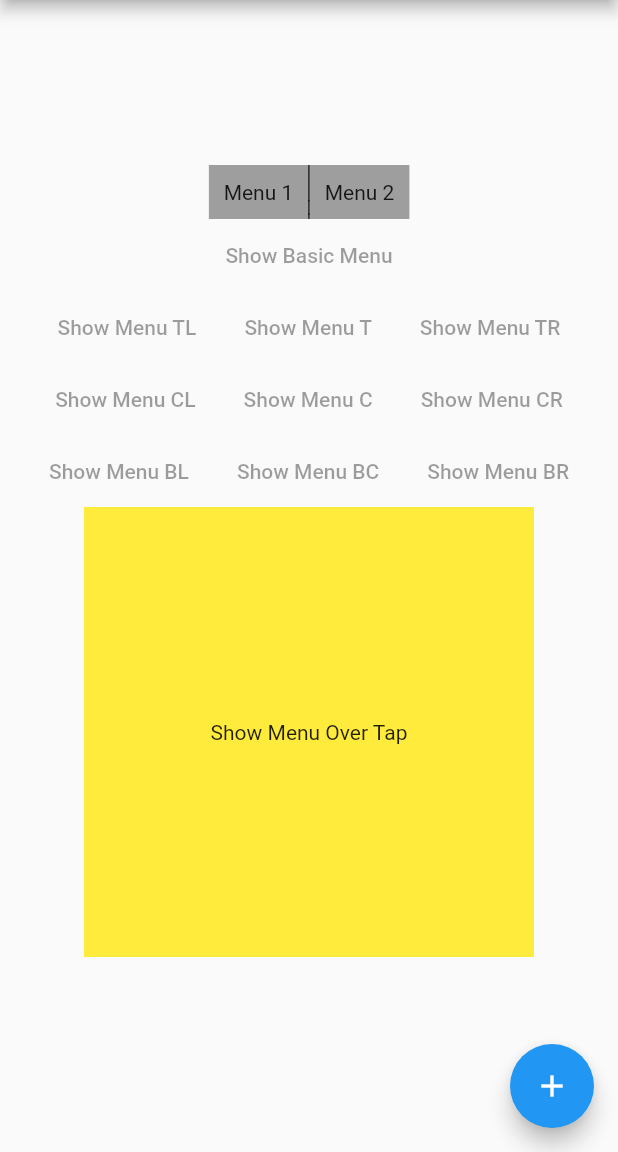
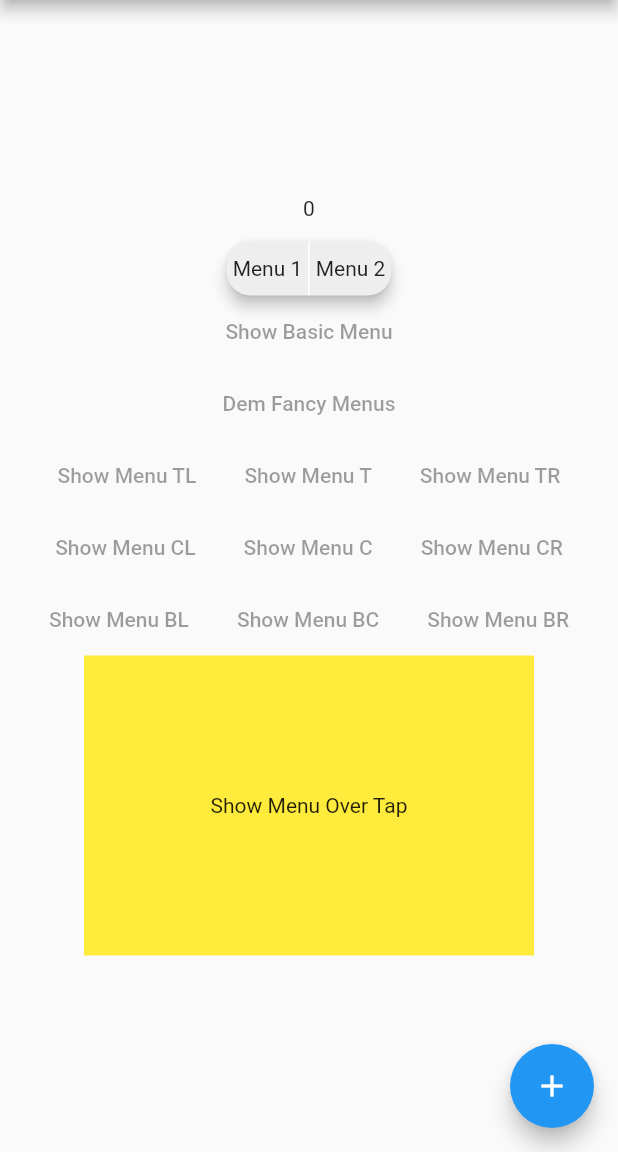
Before and after one commit to knyghtryda/flutter_anywhere_menus, a Flutter app: the screen it shows after launch, after a tap on "Show Basic Menu", on a phone screen of 412 x 824 dp, the part 84-1236 px from its top. Run offline on Flutter 3.47's test engine with Material 2 defaults, Android fonts, the phone set to English and light mode, and no system bars.

Commit message:
lots of bugfixes for colors and layering issues

```diff
--- a/example/lib/main.dart
+++ b/example/lib/main.dart
@@ -1,3 +1,5 @@
+import 'dart:ui';
+
 import 'package:flutter/material.dart';
 import 'package:flutter_anywhere_menus/fam.dart';
 
@@ -88,11 +90,46 @@ class _MyHomePageState extends State<MyHomePage> {
             Text(
               _counter.toString(),
             ),
+            Material(
+                borderRadius: BorderRadius.circular(16),
+                clipBehavior: Clip.antiAlias,
+                child: InkWell(
+                  hoverColor: Colors.yellow,
+                  onTap: () {},
+                  child: Container(
+                      constraints: BoxConstraints(maxHeight: 50),
+                      child: ListView(
+                        scrollDirection: Axis.horizontal,
+                        shrinkWrap: true,
+                        children: [
+                          Icon(Icons.access_alarms),
+                          Icon(Icons.account_circle)
+                        ],
+                      )),
+                )),
             Menu(
               child: MaterialButton(
                 child: Text('Show Basic Menu'),
               ),
               menuBar: MenuBar(),
+            ),
+            Menu(
+              child: MaterialButton(
+                child: Text('Dem Fancy Menus'),
+              ),
+              menuBar: MenuBar(
+                itemPadding: EdgeInsets.symmetric(horizontal: 15, vertical: 4),
+                menuItems: [
+                  MenuItem(
+                    child: Icon(Icons.color_lens, color: Colors.grey[600]),
+                    onTap: () => _incrementCounter(),
+                  ),
+                  MenuItem(
+                      child: Icon(Icons.colorize, color: Colors.grey[600])),
+                  MenuItem(
+                      child: Icon(Icons.content_copy, color: Colors.grey[600])),
+                ],
+              ),
             ),
             Column(
               mainAxisSize: MainAxisSize.min,
@@ -189,7 +226,7 @@ class _MyHomePageState extends State<MyHomePage> {
                   tapType: TapType.tap,
                   child: Container(
                     width: 300,
-                    height: 300,
+                    height: 200,
                     color: Colors.yellow,
                     child: Center(child: Text('Show Menu Over Tap')),
                   ),
--- a/lib/src/menu.dart
+++ b/lib/src/menu.dart
@@ -1,5 +1,6 @@
 import 'package:after_layout/after_layout.dart';
 import 'package:flutter/material.dart';
+import 'package:flutter/rendering.dart';
 
 import 'enums.dart';
 
@@ -158,8 +159,8 @@ class _MenuState extends State<Menu> {
       globalOffset = tapOffset;
       _childAlignmentOnMenu = MenuAlignment.center;
     } else {
-      final rect = findGlobalRect(key,
-          childAlignBy: widget.menuAlignmentOnChild);
+      final rect =
+          findGlobalRect(key, childAlignBy: widget.menuAlignmentOnChild);
       globalOffset = Offset(rect.left, rect.top);
       _childAlignmentOnMenu = (widget.position == MenuPosition.inside
           ? widget.menuAlignmentOnChild
@@ -168,7 +169,7 @@ class _MenuState extends State<Menu> {
     itemEntry = OverlayEntry(
       builder: (BuildContext context) => GestureDetector(
         behavior: HitTestBehavior.translucent,
-        onTapDown: (details) {
+        onTapUp: (details) {
           dismiss();
         },
         child: _MenuWidget(
@@ -210,7 +211,8 @@ class _MenuWidget extends StatefulWidget {
   _MenuWidgetState createState() => _MenuWidgetState();
 }
 
-class _MenuWidgetState extends State<_MenuWidget> with AfterLayoutMixin<_MenuWidget> {
+class _MenuWidgetState extends State<_MenuWidget>
+    with AfterLayoutMixin<_MenuWidget> {
   Offset _offset = Offset.zero;
   final GlobalKey menuKey = GlobalKey();
   bool showMenu = false;
@@ -267,12 +269,16 @@ class _MenuWidgetState extends State<_MenuWidget> with AfterLayoutMixin<_MenuWid
   @override
   Widget build(BuildContext context) {
     final size = MediaQuery.of(context).size;
+    //Opacity makes the widget invisible until it is rendered and moved into position
     return Opacity(
       opacity: showMenu ? 1.0 : 0,
+      //This padding is what shifts the menu on global coordinates, with 0,0 in the upper left
       child: Padding(
         padding: EdgeInsets.only(
+            //Clamp is necessary to prevent a negative padding
             left: _offset.dx.clamp(0, size.width - _size.width).toDouble(),
             top: _offset.dy.clamp(0, size.height - _size.height).toDouble()),
+        //Uncertain function for FittedBox, but it is necessary for things to work
         child: FittedBox(
           fit: BoxFit.none,
           alignment: Alignment.topLeft,
--- a/lib/src/menu_bar.dart
+++ b/lib/src/menu_bar.dart
@@ -12,17 +12,29 @@ List<T> addDividers<T>(List<T> items, T divider) {
 
 class MenuBar {
   final List<MenuItem> menuItems;
+
   ///The thickness of the MenuBar.
-  final double thickness;
-  final BoxDecoration decoration;
+  final double maxThickness;
   final Widget _divider;
+  final EdgeInsets itemPadding;
+  final bool drawDivider;
+  final Color backgroundColor;
+  final double elevation;
+  final BorderRadiusGeometry borderRadius;
 
-  MenuBar({this.menuItems, this.thickness = 36, this.decoration, Widget divider})
-      : _divider = divider ??
-            Container(
-              width: 1,
-              color: Colors.black,
-            );
+  MenuBar({
+    this.menuItems,
+    this.maxThickness = 36,
+    Widget dividerWidget,
+    this.itemPadding = const EdgeInsets.all(4),
+    this.drawDivider = true,
+    Color backgroundColor,
+    this.elevation = 4,
+    BorderRadiusGeometry borderRadius,
+  })  : this.backgroundColor = backgroundColor ?? Colors.grey[200],
+        this._divider =
+            dividerWidget ?? Container(width: 1, color: Colors.white),
+        this.borderRadius = borderRadius ?? BorderRadius.circular(16);
 }
 
 class _MenuBar extends StatefulWidget {
@@ -30,7 +42,8 @@ class _MenuBar extends StatefulWidget {
   final MenuBar menuBar;
   final Function dismiss;
 
-  _MenuBar({Key key, this.dismiss, this.menuBar, this.menuKey}) : super(key: key);
+  _MenuBar({Key key, this.dismiss, this.menuBar, this.menuKey})
+      : super(key: key);
 
   @override
   _MenuBarState createState() => _MenuBarState();
@@ -44,22 +57,40 @@ class _MenuBarState extends State<_MenuBar> {
     final widgetItems = menuItems
         .map((item) => _MenuItem(
               menuItem: item,
+              itemPadding: widget.menuBar.itemPadding,
               dismiss: widget.dismiss,
             ))
         .toList();
-
-    return ClipRRect(
-      child: Container(
-        decoration: widget.menuBar.decoration,
-        height: widget.menuBar.thickness,
+    // Container sets the thickness of the menu.
+    // TODO: modify this to allow for vertical menus
+    return Container(
+      constraints: BoxConstraints(maxHeight: widget.menuBar.maxThickness),
+      // height: widget.menuBar.thickness,
       alignment: Alignment.topLeft,
       width: MediaQuery.of(context).size.width,
-        child: ListView(
+      //Current location of the the menu decoration.  Material should probably exist here
+      child: Material(
+        color: widget.menuBar.backgroundColor,
+        elevation: widget.menuBar.elevation,
+        borderRadius: widget.menuBar.borderRadius,
+        clipBehavior: Clip.antiAlias,
+        child: widget.menuBar.drawDivider
+            ? ListView.separated(
                 key: widget.menuKey,
+                shrinkWrap: true,
+                scrollDirection: Axis.horizontal,
+                physics: const ClampingScrollPhysics(),
+                itemBuilder: (context, index) => widgetItems[index],
+                separatorBuilder: (context, index) => widget.menuBar._divider,
+                itemCount: widgetItems.length,
+              )
+            : ListView(
+                key: widget.menuKey,
+                //shrinkwrap is necessary to contrain primary axis, as there is no limit placed on this by the parents
                 shrinkWrap: true,
                 physics: const ClampingScrollPhysics(),
                 scrollDirection: Axis.horizontal,
-          children: addDividers<Widget>(widgetItems, widget.menuBar._divider),
+                children: widgetItems,
               ),
       ),
     );
--- a/lib/src/menu_item.dart
+++ b/lib/src/menu_item.dart
@@ -8,24 +8,26 @@ class MenuItem {
   final Function onTap;
   final Function onLongPress;
 
-  MenuItem({
-    this.onTap,
-    this.onLongPress,
-    this.child,
-    this.backgroundColor = Colors.grey,
-    Color splashColor,
-    this.padding = const EdgeInsets.all(10),
-  }) : _splashColor = splashColor ?? Colors.grey[100];
+  MenuItem(
+      {this.onTap,
+      this.onLongPress,
+      this.child,
+      this.backgroundColor,
+      Color splashColor,
+      this.padding})
+      : _splashColor = splashColor ?? Colors.blueGrey;
 }
 
 class _MenuItem extends StatefulWidget {
   final MenuItem menuItem;
+  final EdgeInsets itemPadding;
   final Function dismiss;
 
   const _MenuItem({
     Key key,
     this.dismiss,
     this.menuItem,
+    this.itemPadding,
   }) : super(key: key);
   @override
   __MenuItemState createState() => __MenuItemState();
@@ -34,19 +36,24 @@ class _MenuItem extends StatefulWidget {
 class __MenuItemState extends State<_MenuItem> {
   @override
   Widget build(BuildContext context) {
+    //InkWell is needed to add splash to tap events
     return Material(
-      color: widget.menuItem.backgroundColor,
+      color: Colors.transparent,
       child: InkWell(
+        onTap: () {
+          if (widget.menuItem.onTap != null) widget.menuItem.onTap();
+          //TODO: figure out what to do with dismissing after tap.  Maybe just leave as is?  Dismissing cause InkWell to fail
+          //widget.dismiss();
+        },
         splashColor: widget.menuItem._splashColor,
-        child: Container(
-          padding: widget.menuItem.padding,
-          alignment: Alignment.center,
-          child: widget.menuItem.child,
+        child: Center(
+          child: Padding(
+            padding: widget.menuItem.padding ??
+                widget.itemPadding ??
+                EdgeInsets.all(0),
+            child: widget.menuItem.child,
+          ),
         ),
-        onTap: () {
-          if(widget.menuItem.onTap != null) widget.menuItem.onTap();
-          widget.dismiss();
-        },
       ),
     );
   }
```
Lines whose indentation alone changed are shown as unchanged.
